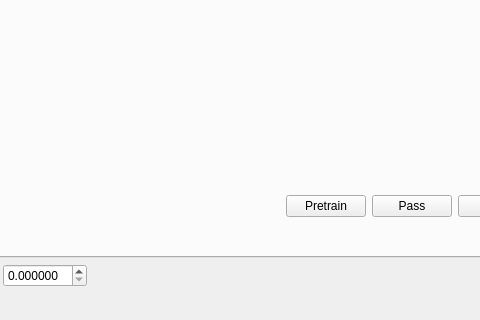
First picture: the form in mainwindow.ui, repository artthirt/nnsample, before the edit; both pictures show x 158 to 638 and y 376 to 696 of the 986 by 696 pixel window.
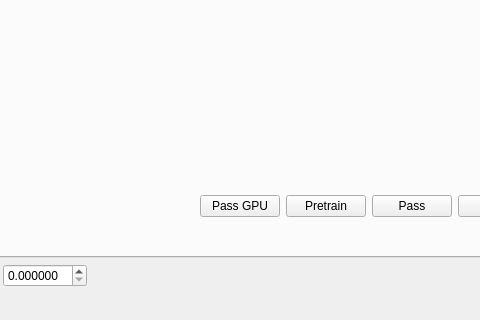
Second picture: the form after the edit. Custom widgets are drawn as their Qt base class.

```diff
--- a/mainwindow.ui
+++ b/mainwindow.ui
@@ -143,6 +143,13 @@
             </property>
            </widget>
           </item>
+          <item>
+           <widget class="QPushButton" name="pb_passGPU">
+            <property name="text">
+             <string>Pass GPU</string>
+            </property>
+           </widget>
+          </item>
           <item>
            <widget class="QPushButton" name="pb_pretrain">
             <property name="text">
```
